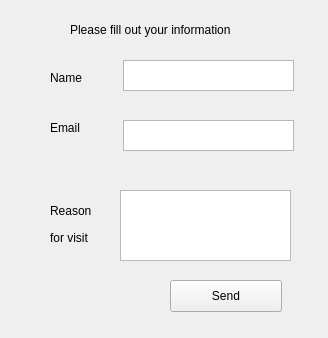
Old version of the form newWindow.ui in the repository Yidhan/HCI-584-project.
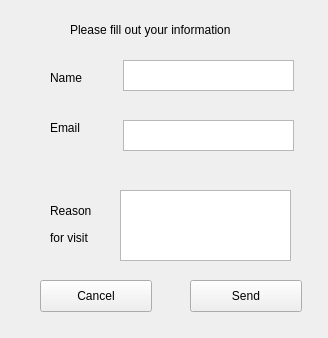
New version of the form.

Commit message: Added cancel button on popup window

Patch:
```diff
--- a/newWindow.ui
+++ b/newWindow.ui
@@ -16,7 +16,7 @@
   <widget class="QPushButton" name="sendButton">
    <property name="geometry">
     <rect>
-     <x>170</x>
+     <x>190</x>
      <y>280</y>
      <width>112</width>
      <height>32</height>
@@ -121,6 +121,19 @@
     <string>for visit</string>
    </property>
   </widget>
+  <widget class="QPushButton" name="cancelButton">
+   <property name="geometry">
+    <rect>
+     <x>40</x>
+     <y>280</y>
+     <width>112</width>
+     <height>32</height>
+    </rect>
+   </property>
+   <property name="text">
+    <string>Cancel</string>
+   </property>
+  </widget>
  </widget>
  <resources/>
  <connections/>
```
Left out of the diff: 2 changed lines with no effect on the pictures.
